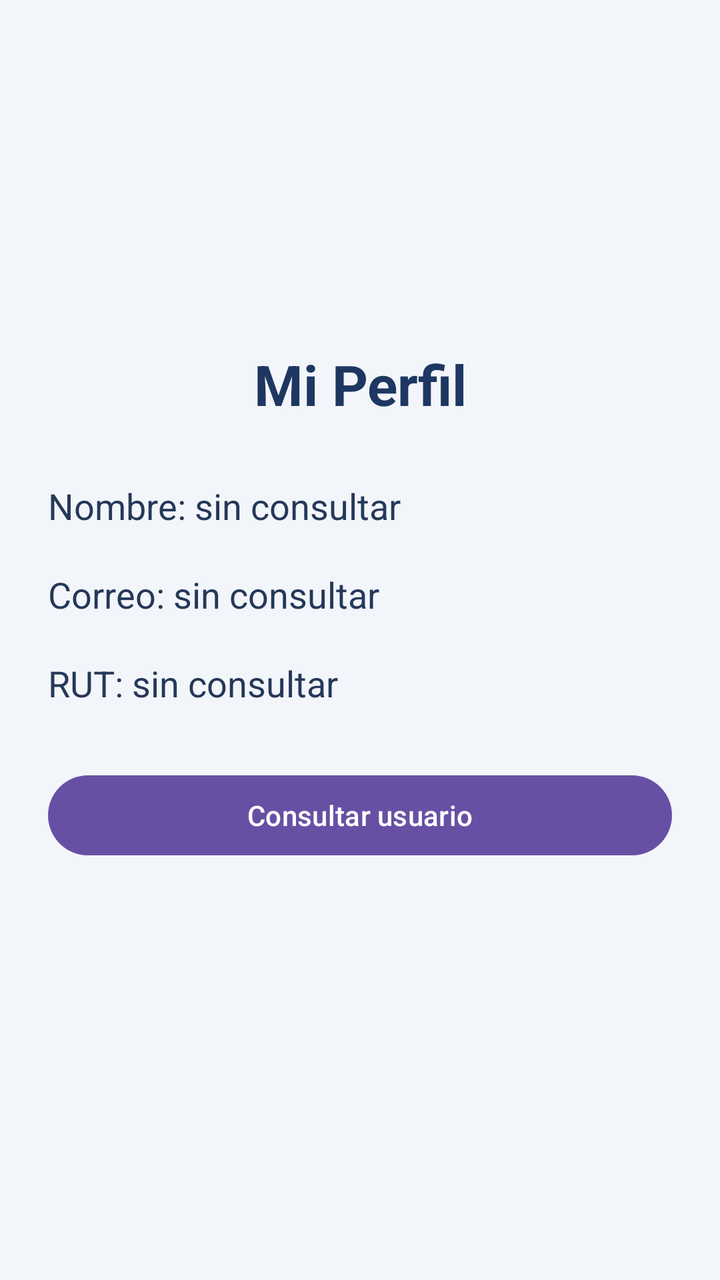
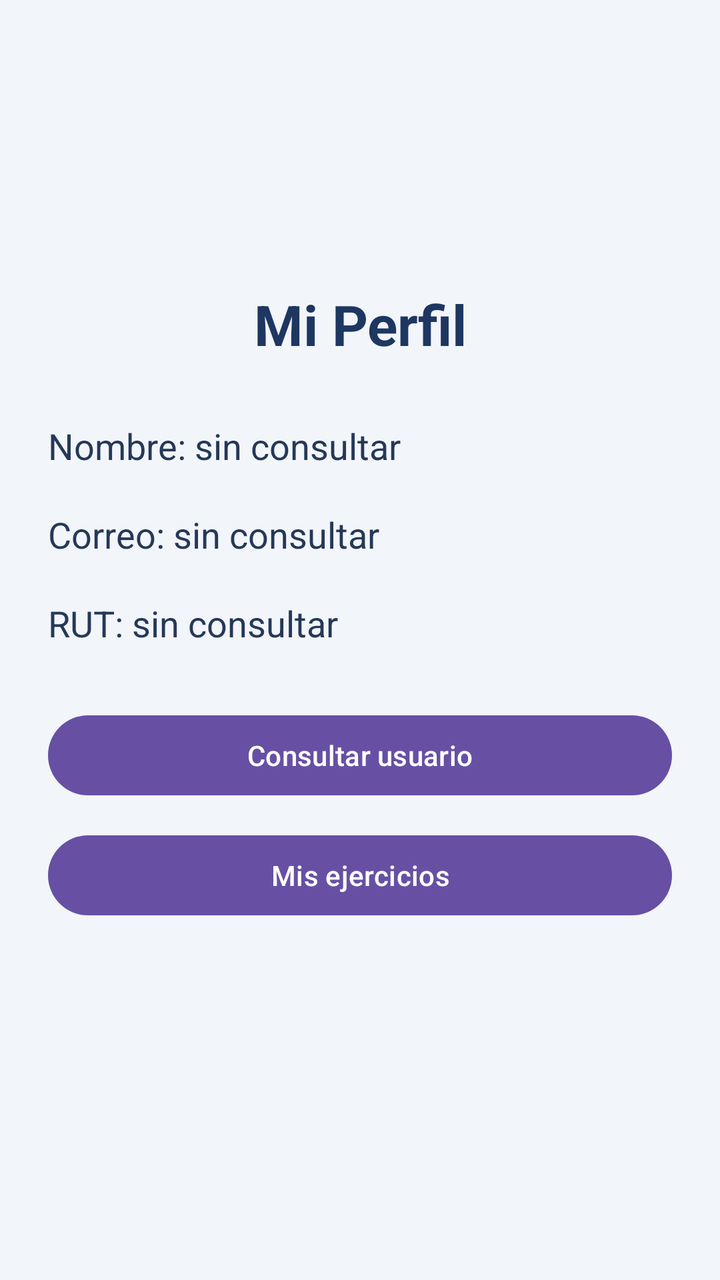

The first picture is an Android layout as it rendered before a commit; the second is the same layout after the commit. The layout source and the unified diff follow.
<!-- AndroidManifest.xml: application theme Theme.GymLog_Cloud -->
<!-- res/layout/activity_perfil.xml -->
<?xml version="1.0" encoding="utf-8"?>
<LinearLayout
    xmlns:android="http://schemas.android.com/apk/res/android"
    android:layout_width="match_parent"
    android:layout_height="match_parent"
    android:orientation="vertical"
    android:gravity="center"
    android:padding="24dp"
    android:background="#F2F5FA">

    
    <TextView
        android:id="@+id/txtTituloPerfil"
        android:layout_width="match_parent"
        android:layout_height="wrap_content"
        android:text="Mi Perfil"
        android:textSize="28sp"
        android:textStyle="bold"
        android:textColor="#1D3761"
        android:gravity="center"
        android:layout_marginBottom="30dp" />

    
    <TextView
        android:id="@+id/txtNombre"
        android:layout_width="match_parent"
        android:layout_height="wrap_content"
        android:text="Nombre: sin consultar"
        android:textSize="18sp"
        android:textColor="#253858"
        android:layout_marginBottom="20dp" />

    
    <TextView
        android:id="@+id/txtCorreo"
        android:layout_width="match_parent"
        android:layout_height="wrap_content"
        android:text="Correo: sin consultar"
        android:textSize="18sp"
        android:textColor="#253858"
        android:layout_marginBottom="20dp" />

    
    <TextView
        android:id="@+id/txtRut"
        android:layout_width="match_parent"
        android:layout_height="wrap_content"
        android:text="RUT: sin consultar"
        android:textSize="18sp"
        android:textColor="#253858"
        android:layout_marginBottom="30dp" />

    
    <Button
        android:id="@+id/btnConsultarUsuario"
        android:layout_width="match_parent"
        android:layout_height="wrap_content"
        android:text="Consultar usuario"
        android:textAllCaps="false" />

    
    <TextView
        android:id="@+id/txtEstadoPerfil"
        android:layout_width="match_parent"
        android:layout_height="wrap_content"
        android:gravity="center"
        android:textSize="14sp"
        android:textColor="#C62828"
        android:layout_marginTop="16dp" />

</LinearLayout>
<!-- resources referenced by this layout -->
<resources>
  <style name="Theme.GymLog_Cloud" parent="Base.Theme.GymLog_Cloud" />
  <style name="Base.Theme.GymLog_Cloud" parent="Theme.Material3.DayNight.NoActionBar">
          
          
      </style>
</resources>

<!-- the commit's change to res/layout/activity_perfil.xml (unified diff, before → after) -->
@@ -57,6 +57,14 @@
         android:layout_height="wrap_content"
         android:text="Consultar usuario"
         android:textAllCaps="false" />
+    
+    <Button
+        android:id="@+id/btnMisEjercicios"
+        android:layout_width="match_parent"
+        android:layout_height="wrap_content"
+        android:text="Mis ejercicios"
+        android:textAllCaps="false"
+        android:layout_marginTop="12dp" />
 
     
     <TextView
@@ -68,4 +76,5 @@
         android:textColor="#C62828"
         android:layout_marginTop="16dp" />
 
+
 </LinearLayout>
